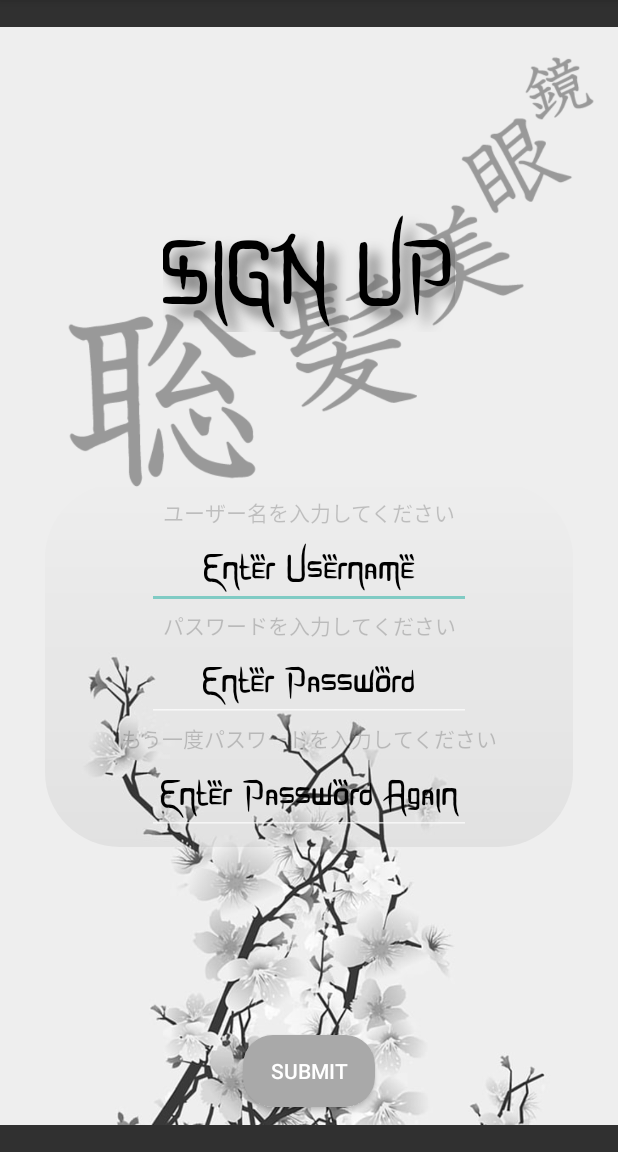
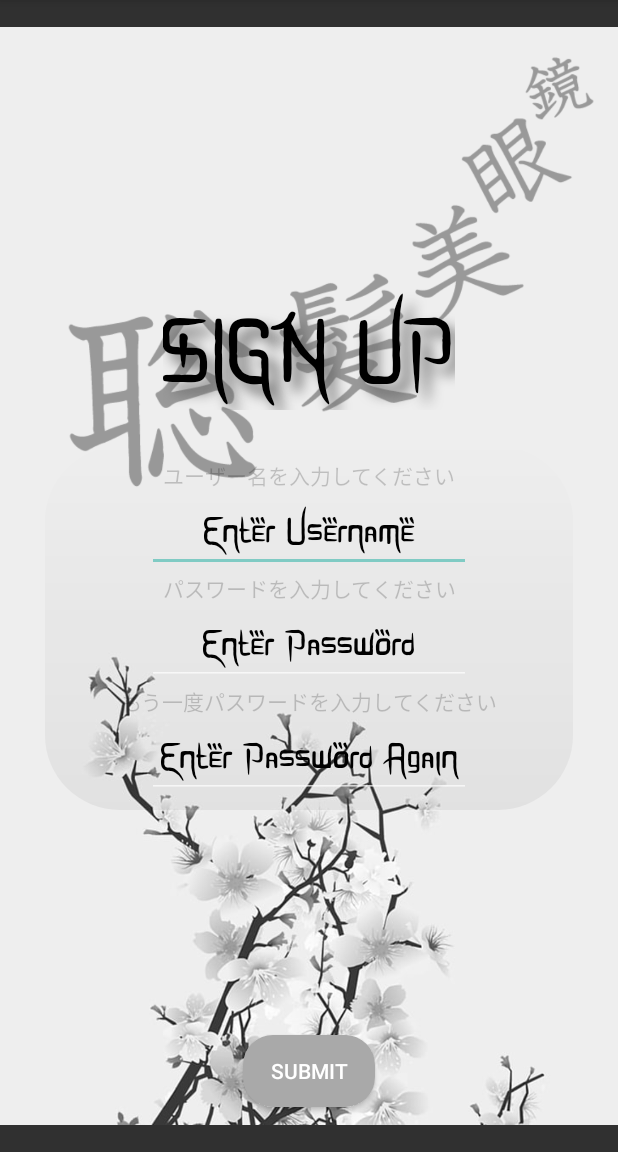
Before and after one commit to Momonan0412/CSIT284-Project-F3, an Android app: the SignUp screen opened directly, with no data from a screen before it, on a phone screen of 412 x 824 dp, the part 84-1236 px from its top. Run offline under Robolectric (Android 15) with nearby library versions, the phone set to English and light mode, and no system bars; Roboto replaces fonts that are not available here.

Commit message:
sadge hirap

```diff
--- a/app/src/main/AndroidManifest.xml
+++ b/app/src/main/AndroidManifest.xml
@@ -5,6 +5,8 @@
     <uses-permission android:name="android.permission.INTERNET" />
 
     <application
+
+        android:screenOrientation="portrait"
         android:allowBackup="true"
         android:dataExtractionRules="@xml/data_extraction_rules"
         android:fullBackupContent="@xml/backup_rules"
--- /dev/null
+++ b/app/src/main/java/com/example/quizapplication/callbacks/UpdateKanjiTableCallback.java
@@ -0,0 +1,5 @@
+package com.example.quizapplication.callbacks;
+
+public interface UpdateKanjiTableCallback {
+    void onKanjiTableCallback(int size);
+}
--- a/app/src/main/res/layout/activity_choose_level.xml
+++ b/app/src/main/res/layout/activity_choose_level.xml
@@ -215,7 +215,7 @@
                     android:layout_marginLeft="60dp"
                     android:layout_marginTop="15dp"
                     android:layout_marginRight="60dp"
-                    android:layout_marginBottom="10dp"
+                    android:layout_marginBottom="7.5dp"
                     android:background="@drawable/ripple"
                     android:backgroundTint="#A9A9A9"
                     android:elevation="10dp"
--- a/app/src/main/res/layout/activity_sign_in.xml
+++ b/app/src/main/res/layout/activity_sign_in.xml
@@ -22,8 +22,8 @@
         android:id="@+id/constraintLayout"
         android:layout_width="wrap_content"
         android:layout_height="wrap_content"
-        android:layout_marginTop="150dp"
-        android:layout_marginBottom="31dp"
+        android:layout_marginTop="130dp"
+        android:layout_marginBottom="30dp"
         app:layout_constraintBottom_toTopOf="@+id/linearLayout"
         app:layout_constraintEnd_toEndOf="parent"
         app:layout_constraintStart_toStartOf="parent"
--- a/app/src/main/res/layout/activity_sign_up.xml
+++ b/app/src/main/res/layout/activity_sign_up.xml
@@ -12,16 +12,21 @@
         android:id="@+id/imageView2"
         android:layout_width="match_parent"
         android:layout_height="match_parent"
-        app:srcCompat="@drawable/background"
-        tools:layout_editor_absoluteY="443dp" />
+        app:layout_constraintBottom_toBottomOf="parent"
+        app:layout_constraintEnd_toEndOf="parent"
+        app:layout_constraintStart_toStartOf="parent"
+        app:layout_constraintTop_toTopOf="parent"
+        app:srcCompat="@drawable/background" />
 
     <androidx.constraintlayout.widget.ConstraintLayout
+        android:id="@+id/constraintLayout2"
         android:layout_width="wrap_content"
         android:layout_height="wrap_content"
-        android:layout_marginBottom="101dp"
-        app:layout_constraintBottom_toTopOf="@+id/linearLayout"
+        android:layout_marginBottom="300dp"
+        app:layout_constraintBottom_toBottomOf="parent"
         app:layout_constraintEnd_toEndOf="parent"
-        app:layout_constraintStart_toStartOf="parent">
+        app:layout_constraintStart_toStartOf="parent"
+        app:layout_constraintTop_toTopOf="parent">
 
         <TextView
             android:id="@+id/textView5"
@@ -52,7 +57,8 @@
         android:orientation="vertical"
         app:layout_constraintBottom_toTopOf="@+id/btnSignUp"
         app:layout_constraintEnd_toEndOf="parent"
-        app:layout_constraintStart_toStartOf="parent">
+        app:layout_constraintStart_toStartOf="parent"
+        app:layout_constraintTop_toBottomOf="@+id/constraintLayout2">
 
         <TextView
             android:id="@+id/textView"
```
Also changed, not shown: app/src/main/java/com/example/quizapplication/DatabaseUtilities.java (+5 -2 lines), app/src/main/java/com/example/quizapplication/MainActivity.java (+27 -25 lines), app/src/main/java/com/example/quizapplication/ScrapperTask.java (+28 -9 lines).
